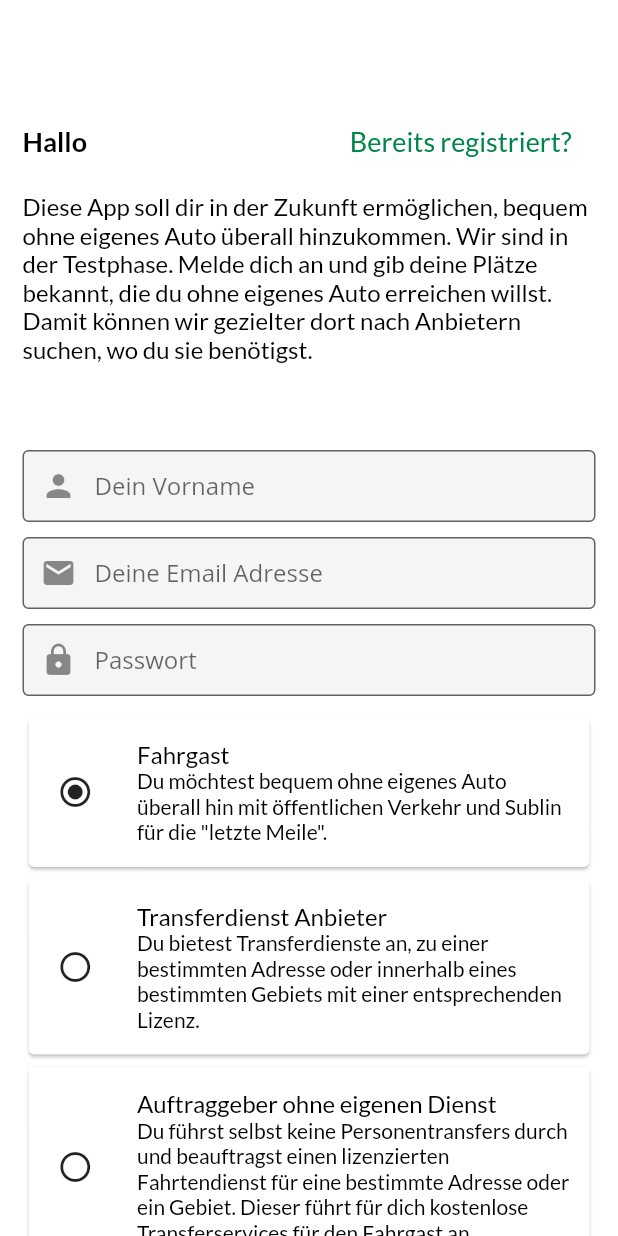
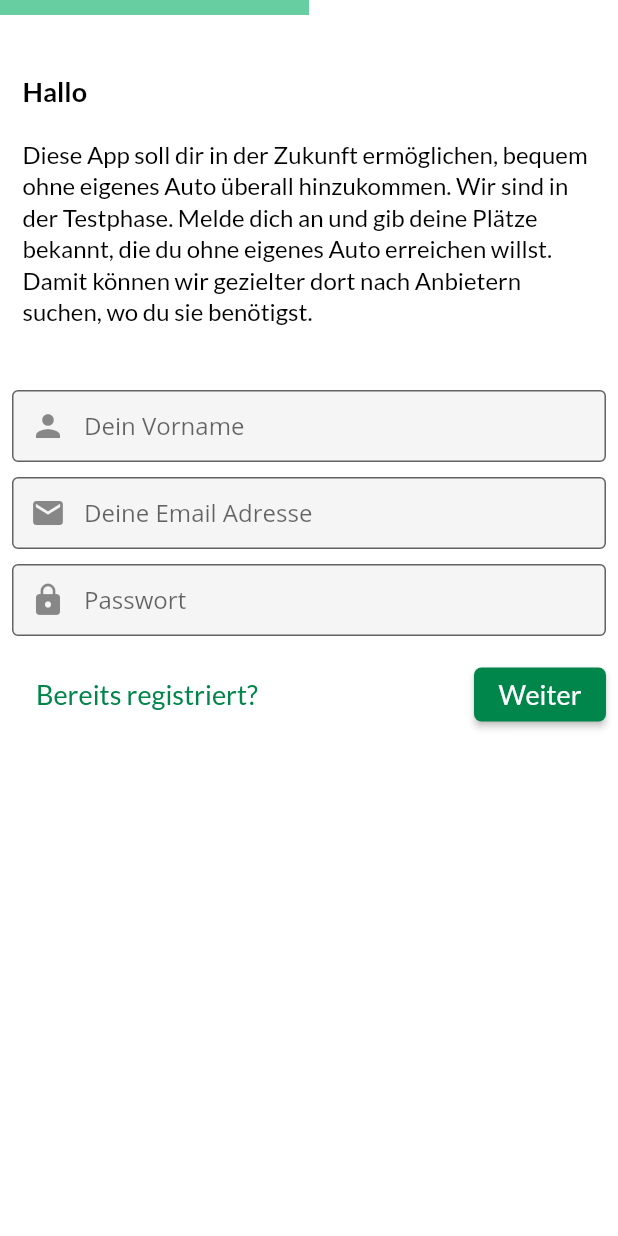
Before and after one commit to schadauer/Sublin-App, a Flutter app: the screen it shows after launch, on a phone screen of 412 x 824 dp. Run offline on Flutter 3.47's test engine with Material 2 defaults, Android fonts, the phone set to English and light mode, and no system bars; drawn by our look-alikes of auto_size_text; our stand-ins replace cloud_firestore, datetime_picker_formfield, firebase_auth, firebase_core, geolocator, permission_handler; accounts and stored records are empty.

Commit message:
Refactor user registration

```diff
--- a/lib/screens/user_register.dart
+++ b/lib/screens/user_register.dart
@@ -1,9 +1,10 @@
+import 'package:Sublin/widgets/progress_indicator_widget.dart';
 import 'package:auto_size_text/auto_size_text.dart';
 import 'package:flutter/material.dart';
 
 import 'package:Sublin/models/user_type.dart';
 import 'package:Sublin/widgets/provider_selection_widget.dart';
-import 'package:Sublin/screens/sign_in.dart';
+import 'package:Sublin/screens/user_sign_in.dart';
 import 'package:Sublin/services/auth_service.dart';
 import 'package:Sublin/utils/is_email_format.dart';
 
@@ -24,19 +25,33 @@ class _UserRegisterState extends State<UserRegister> {
   bool emailProvided = false;
   bool passwordProvided = false;
   bool providerChecked = false;
+  PageController _pageViewController = PageController(initialPage: 0);
+  TextEditingController _emailTextController = TextEditingController();
+  TextEditingController _passwortTextController = TextEditingController();
+  TextEditingController _firstNameTextController = TextEditingController();
   final _formKey = GlobalKey<FormState>();
+  int _pageStep = 0;
 
   @override
   void initState() {
-    // _getCurrentCoordinates();
     super.initState();
   }
 
   @override
+  void dispose() {
+    _pageViewController ?? _pageViewController.dispose();
+    super.dispose();
+  }
+
+  @override
   Widget build(BuildContext context) {
-    print(emailProvided);
     return Scaffold(
-        body: GestureDetector(
+        body: SafeArea(
+      child: PageView(
+        controller: _pageViewController,
+        children: [
+          if (_pageStep >= 0)
+            GestureDetector(
                 behavior: HitTestBehavior.opaque,
                 onTap: () {
                   FocusScope.of(context).unfocus();
@@ -46,11 +61,16 @@ class _UserRegisterState extends State<UserRegister> {
                 },
                 child: Stack(
                   children: <Widget>[
+                    ProgressIndicatorWidget(
+                      index: 1,
+                      elements: 2,
+                      showProgressIndicator: false,
+                    ),
                     SizedBox(
                       height: 40,
                     ),
                     Container(
-                  padding: EdgeInsets.only(top: 70, left: 15, right: 15),
+                      padding: EdgeInsets.only(top: 50, left: 15, right: 15),
                       width: MediaQuery.of(context).size.width,
                       height: 300,
                       child: Column(
@@ -72,20 +92,10 @@ class _UserRegisterState extends State<UserRegister> {
                               //         : Icons.sentiment_satisfied,
                               //     size: 30,
                               //   ),
-                          FlatButton(
-                              textColor: Theme.of(context).secondaryHeaderColor,
-                              onPressed: () => Navigator.push(
-                                  context,
-                                  MaterialPageRoute(
-                                      builder: (context) => SignIn())),
-                              child: Text(
-                                'Bereits registriert?',
-                                style: Theme.of(context).textTheme.button,
-                              )),
                             ],
                           ),
                           SizedBox(
-                        height: 10,
+                            height: 20,
                           ),
                           AutoSizeText(
                             'Diese App soll dir in der Zukunft ermöglichen, bequem ohne eigenes Auto überall hinzukommen. Wir sind in der Testphase. Melde dich an und gib deine Plätze bekannt, die du ohne eigenes Auto erreichen willst. Damit können wir gezielter dort nach Anbietern suchen, wo du sie benötigst.',
@@ -99,11 +109,11 @@ class _UserRegisterState extends State<UserRegister> {
                       decoration: BoxDecoration(
                         color: Colors.white,
                       ),
-                  margin: EdgeInsets.only(top: (textFocus) ? 120 : 300),
+                      margin: EdgeInsets.only(top: (textFocus) ? 90 : 260),
                       duration: Duration(milliseconds: 100),
                       child: SingleChildScrollView(
-                    child: Container(
-                      padding: EdgeInsets.symmetric(horizontal: 15),
+                        child: Padding(
+                          padding: EdgeInsets.symmetric(horizontal: 8.0),
                           child: Form(
                             key: _formKey,
                             child: Column(
@@ -117,8 +127,10 @@ class _UserRegisterState extends State<UserRegister> {
                                     onTap: () {
                                       textFocus = true;
                                     },
+                                    controller: _firstNameTextController,
                                     onChanged: (val) {
                                       setState(() {
+                                        _pageStep = 0;
                                         firstName = val;
                                         if (val.length > 0) {
                                           firstNameProvided = true;
@@ -138,7 +150,8 @@ class _UserRegisterState extends State<UserRegister> {
                                   height: 10,
                                 ),
                                 TextFormField(
-                                validator: (val) => val.length < 2
+                                    validator: (val) => val.length < 2 ||
+                                            !isEmailFormat(val)
                                         ? 'Bitte gib eine gültige E-Mailadresse an'
                                         : null,
                                     onTap: () {
@@ -146,8 +159,10 @@ class _UserRegisterState extends State<UserRegister> {
                                         textFocus = true;
                                       });
                                     },
+                                    controller: _emailTextController,
                                     onChanged: (val) {
                                       setState(() {
+                                        _pageStep = 0;
                                         email = val;
                                         if (isEmailFormat(val)) {
                                           emailProvided = true;
@@ -189,8 +204,10 @@ class _UserRegisterState extends State<UserRegister> {
                                         textFocus = true;
                                       });
                                     },
+                                    controller: _passwortTextController,
                                     onChanged: (val) {
                                       setState(() {
+                                        _pageStep = 0;
                                         password = val;
                                       });
                                     },
@@ -217,7 +234,84 @@ class _UserRegisterState extends State<UserRegister> {
                                       ),
                                     )),
                                 SizedBox(
-                              height: 10,
+                                  height: 15,
+                                ),
+                                Row(
+                                  mainAxisAlignment:
+                                      MainAxisAlignment.spaceBetween,
+                                  children: [
+                                    FlatButton(
+                                        textColor: Theme.of(context)
+                                            .secondaryHeaderColor,
+                                        onPressed: () => Navigator.push(
+                                            context,
+                                            MaterialPageRoute(
+                                                builder: (context) =>
+                                                    UserSignIn())),
+                                        child: Text(
+                                          'Bereits registriert?',
+                                          style: Theme.of(context)
+                                              .textTheme
+                                              .button,
+                                        )),
+                                    RaisedButton(
+                                      onPressed: () {
+                                        if (_formKey.currentState.validate()) {
+                                          FocusScope.of(context).unfocus();
+                                          setState(() {
+                                            _pageStep = 1;
+                                          });
+                                          _pageViewController.nextPage(
+                                              duration:
+                                                  Duration(milliseconds: 300),
+                                              curve: Curves.easeOut);
+                                        }
+                                      },
+                                      child: Text('Weiter'),
+                                    )
+                                  ],
+                                )
+                              ],
+                            ),
+                          ),
+                        ),
+                      ),
+                    ),
+                  ],
+                )),
+          // Second Page ------------------------------- 2 ----------------------------------
+          if (_pageStep >= 1)
+            SingleChildScrollView(
+                child: Column(
+              children: [
+                ProgressIndicatorWidget(
+                  index: 2,
+                  elements: 2,
+                  showProgressIndicator: false,
+                ),
+                Padding(
+                  padding: const EdgeInsets.all(8.0),
+                  child: Column(
+                    children: [
+                      SizedBox(
+                        height: 30,
+                      ),
+                      Padding(
+                        padding: const EdgeInsets.symmetric(horizontal: 5),
+                        child: Row(
+                          mainAxisAlignment: MainAxisAlignment.spaceBetween,
+                          crossAxisAlignment: CrossAxisAlignment.center,
+                          children: <Widget>[
+                            Text(
+                              '$firstName, du meldest dich an als: ',
+                              style: Theme.of(context).textTheme.headline1,
+                              textAlign: TextAlign.left,
+                            ),
+                          ],
+                        ),
+                      ),
+                      SizedBox(
+                        height: 15,
                       ),
                       ProviderSelectionWidget(
                         title: 'Fahrgast',
@@ -228,7 +322,7 @@ class _UserRegisterState extends State<UserRegister> {
                         active: userType == UserType.user,
                       ),
                       ProviderSelectionWidget(
-                              title: 'Transferdienst Anbieter',
+                        title: 'Anbieter',
                         text:
                             'Du bietest Transferdienste an, zu einer bestimmten Adresse oder innerhalb eines bestimmten Gebiets mit einer entsprechenden Lizenz.',
                         selectionFunction: typeSelectionFunction,
@@ -236,9 +330,9 @@ class _UserRegisterState extends State<UserRegister> {
                         active: userType == UserType.provider,
                       ),
                       ProviderSelectionWidget(
-                              title: 'Auftraggeber ohne eigenen Dienst',
+                        title: 'Auftraggeber',
                         text:
-                                  'Du führst selbst keine Personentransfers durch und beauftragst einen lizenzierten Fahrtendienst für eine bestimmte Adresse oder ein Gebiet. Dieser führt für dich kostenlose Transferservices für den Fahrgast an.',
+                            'Du führst selbst keine Personentransfers durch und beauftragst einen lizenzierten Fahrtendienst für eine bestimmte Adresse oder ein Gebiet. Dieser führt für den Fahrgast kostenlose Transferservices durch.',
                         selectionFunction: typeSelectionFunction,
                         userType: UserType.sponsor,
                         active: userType == UserType.sponsor,
@@ -246,20 +340,20 @@ class _UserRegisterState extends State<UserRegister> {
                       SizedBox(
                         height: 10,
                       ),
-                            Column(
-                              mainAxisAlignment: MainAxisAlignment.spaceBetween,
+                      Row(
+                        mainAxisAlignment: MainAxisAlignment.end,
                         children: <Widget>[
                           RaisedButton(
                             onPressed: () async {
                               try {
-                                      if (_formKey.currentState.validate()) {
+                                print(_formKey);
+
                                 await _auth.register(
                                   email: email,
                                   password: password,
                                   firstName: firstName,
                                   userType: userType,
                                 );
-                                      }
                               } catch (e) {
                                 print(e);
                               }
@@ -271,11 +365,11 @@ class _UserRegisterState extends State<UserRegister> {
                     ],
                   ),
                 ),
+              ],
+            ))
+        ],
       ),
-                  ),
-                ),
-              ],
-            )));
+    ));
   }
 
   void typeSelectionFunction(userTypeParam) {
--- a/lib/theme/theme.dart
+++ b/lib/theme/theme.dart
@@ -1,4 +1,6 @@
 import 'package:flutter/material.dart';
+
+const Color backgroundColor = Color.fromRGBO(245, 245, 245, 1);
 
 ThemeData themeData(context) {
   return ThemeData(
@@ -8,7 +10,7 @@ ThemeData themeData(context) {
     primaryColor: Color.fromRGBO(216, 214, 204, 1),
     secondaryHeaderColor: Color.fromRGBO(0, 174, 99, 0.6),
     brightness: Brightness.light,
-    accentColor: Colors.blueGrey[100],
+    accentColor: backgroundColor,
     accentColorBrightness: Brightness.dark,
     splashColor: Color.fromRGBO(3, 174, 99, 1),
     buttonTheme: ButtonTheme.of(context).copyWith(
@@ -26,7 +28,7 @@ ThemeData themeData(context) {
     canvasColor: Colors.white,
     errorColor: Colors.red[400],
     inputDecorationTheme: InputDecorationTheme(
-      fillColor: Color.fromRGBO(245, 245, 245, 1),
+      fillColor: backgroundColor,
       filled: true,
       contentPadding: EdgeInsets.symmetric(vertical: 5, horizontal: 10),
       border: OutlineInputBorder(),
@@ -41,6 +43,7 @@ ThemeData themeData(context) {
       caption: TextStyle(
         fontSize: 14,
         fontFamily: 'Lato',
+        height: 1.3,
         color: Colors.black,
       ),
       button: TextStyle(
@@ -53,6 +56,7 @@ ThemeData themeData(context) {
         fontSize: 16,
         fontFamily: 'Lato',
         color: Colors.black,
+        height: 1.3,
         fontWeight: FontWeight.normal,
       ),
       bodyText2: TextStyle(
--- a/lib/widgets/provider_selection_widget.dart
+++ b/lib/widgets/provider_selection_widget.dart
@@ -31,6 +31,7 @@ class ProviderSelectionWidget extends StatelessWidget {
   @override
   Widget build(BuildContext context) {
     return Card(
+      color: Theme.of(context).accentColor,
       child: InkWell(
         onTap: () {
           selectionFunction(
@@ -56,7 +57,10 @@ class ProviderSelectionWidget extends StatelessWidget {
                       children: <Widget>[
                         Text(title,
                             maxLines: 2,
-                            style: Theme.of(context).textTheme.bodyText1),
+                            style: Theme.of(context).textTheme.headline1),
+                        SizedBox(
+                          height: 4,
+                        ),
                         if (text != '')
                           Text(text,
                               style: Theme.of(context).textTheme.caption),
```
Also changed, not shown: lib/screens/sign_in.dart (deleted, +0 -125 lines), lib/screens/user_sign_in.dart (added, +131 -0 lines), 1 other file. Lines whose indentation alone changed are shown as unchanged.
